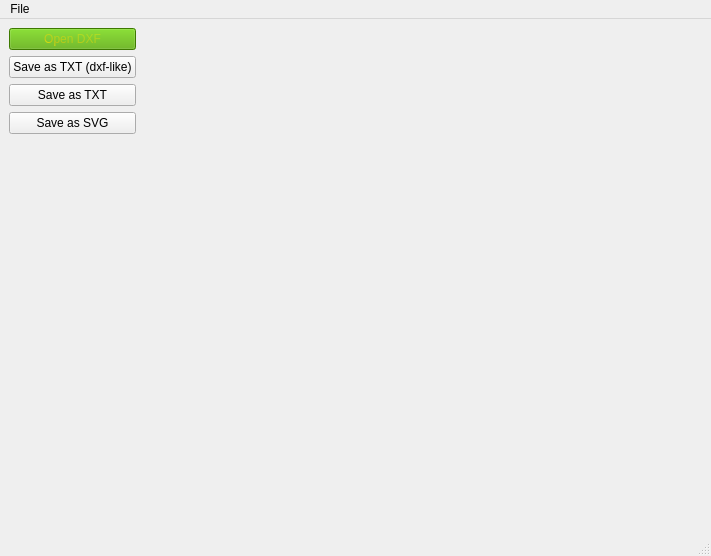
Qt form src/ui/main_dialog.ui (leomolokov/primiview) before a commit.
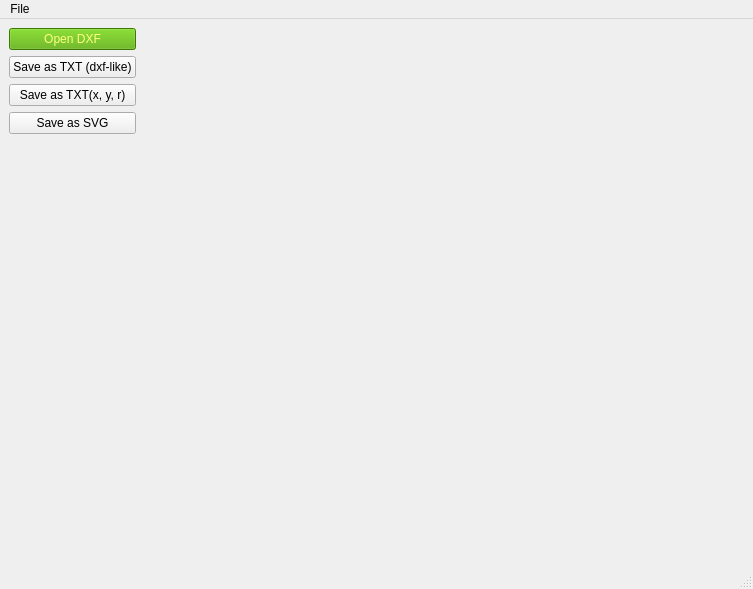
The same form after that commit. Icons and pictures are not drawn.

What changed in the file:
```diff
--- a/src/ui/main_dialog.ui
+++ b/src/ui/main_dialog.ui
@@ -6,8 +6,8 @@
    <rect>
     <x>0</x>
     <y>0</y>
-    <width>711</width>
-    <height>556</height>
+    <width>753</width>
+    <height>589</height>
    </rect>
   </property>
   <property name="sizePolicy">
@@ -38,7 +38,9 @@
           </property>
           <property name="styleSheet">
            <string notr="true">background-color: rgb(85, 170, 0);
-color: qconicalgradient(cx:0, cy:0, angle:135, stop:0 rgba(255, 255, 0, 69), stop:0.375 rgba(255, 255, 0, 69), stop:0.423533 rgba(251, 255, 0, 145), stop:0.45 rgba(247, 255, 0, 208), stop:0.477581 rgba(255, 244, 71, 130), stop:0.518717 rgba(255, 218, 71, 130), stop:0.55 rgba(255, 255, 0, 255), stop:0.57754 rgba(255, 203, 0, 130), stop:0.625 rgba(255, 255, 0, 69), stop:1 rgba(255, 255, 0, 69));</string>
+border-color: rgb(0, 0, 0);
+color: rgb(255, 255, 127);
+</string>
           </property>
           <property name="text">
            <string>Open DXF</string>
@@ -67,7 +69,7 @@
            </size>
           </property>
           <property name="text">
-           <string>Save as TXT</string>
+           <string>Save as TXT(x, y, r)</string>
           </property>
          </widget>
         </item>
@@ -107,10 +109,6 @@
           <height>300</height>
          </size>
         </property>
-        <property name="styleSheet">
-         <string notr="true">background-image: url(:/--/logo1.bmp);
-</string>
-        </property>
        </widget>
       </item>
      </layout>
@@ -122,7 +120,7 @@
     <rect>
      <x>0</x>
      <y>0</y>
-     <width>711</width>
+     <width>753</width>
      <height>22</height>
     </rect>
    </property>
```
